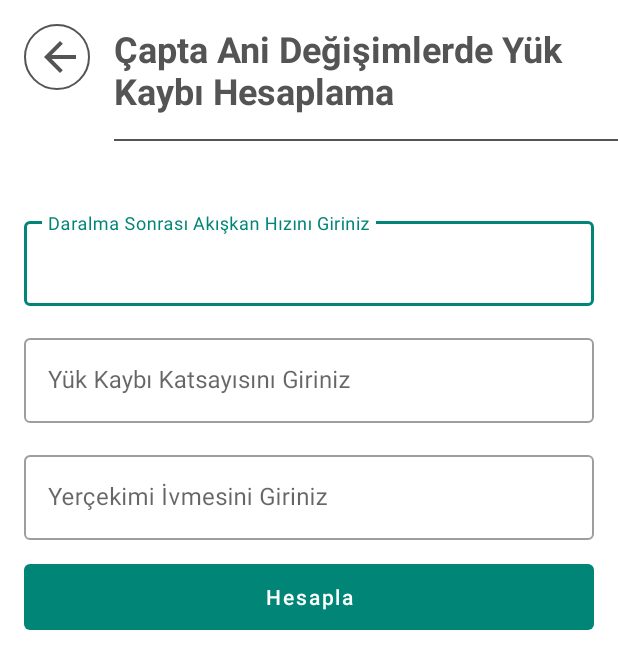
After one commit to nuriefeoglu/MbuProject, an Android app: the SuddenContractionActivity screen opened directly, with no data from a screen before it, on a phone screen of 412 x 824 dp. The commit adds this screen. Shown: the top 669 px of the screen. Run offline under Robolectric (Android 15) with nearby library versions, the phone set to English and light mode, and no system bars; our stand-ins replace ButterKnife.

Commit message:
add SuddenContractionActivity

```diff
--- a/app/src/main/AndroidManifest.xml
+++ b/app/src/main/AndroidManifest.xml
@@ -11,7 +11,8 @@
         android:supportsRtl="true"
         android:theme="@style/AppTheme"
         tools:ignore="AllowBackup,GoogleAppIndexingWarning">
-        <activity android:name=".calculateexpandingconic.CalculateExpandingConicActivity"></activity>
+        <activity android:name=".suddencontraction.SuddenContractionActivity"></activity>
+        <activity android:name=".calculateexpandingconic.CalculateExpandingConicActivity" />
         <activity android:name=".branchingandconnectioncurrent.BranchingAndConnectionCurrentActivity" />
         <activity android:name=".circularroutescalculateofloadloseshard.CircularRoutesCalculateOfLoadLosesHardActivity" />
         <activity android:name=".circularroutescalculateofchargeloadsoft.CircularRoutesCalculateOfChargeLoadSoftActivity" />
--- a/app/src/main/java/com/nuriefeoglu/mbuproject/calculateEconomicDiameterOfThePipe/CalculateEconomicDiameterOfThePipeActivity.java
+++ b/app/src/main/java/com/nuriefeoglu/mbuproject/calculateEconomicDiameterOfThePipe/CalculateEconomicDiameterOfThePipeActivity.java
@@ -1,11 +1,9 @@
 package com.nuriefeoglu.mbuproject.calculateEconomicDiameterOfThePipe;
 
-import android.view.View;
 import android.widget.TextView;
 
 import com.google.android.material.button.MaterialButton;
 import com.google.android.material.textfield.TextInputEditText;
-import com.nuriefeoglu.mbuproject.Formulas;
 import com.nuriefeoglu.mbuproject.R;
 import com.nuriefeoglu.mbuproject.base.BaseActivity;
 
--- a/app/src/main/java/com/nuriefeoglu/mbuproject/home/MainActivity.java
+++ b/app/src/main/java/com/nuriefeoglu/mbuproject/home/MainActivity.java
@@ -11,6 +11,8 @@ import com.nuriefeoglu.mbuproject.calculateexpandingconic.CalculateExpandingConi
 import com.nuriefeoglu.mbuproject.calculateofloadloses.CalculateOfLoadLosesActivity;
 import com.nuriefeoglu.mbuproject.circularroutescalculateofchargeloadsoft.CircularRoutesCalculateOfChargeLoadSoftActivity;
 import com.nuriefeoglu.mbuproject.circularroutescalculateofloadloseshard.CircularRoutesCalculateOfLoadLosesHardActivity;
+import com.nuriefeoglu.mbuproject.suddencontraction.SuddenContractionActivity;
+import com.nuriefeoglu.mbuproject.suddencontraction.SuddenContractionPresenter;
 import com.nuriefeoglu.mbuproject.turbulancecurrent.TurbulanceCurrentActivitiy;
 
 import butterknife.BindView;
@@ -45,6 +47,8 @@ public class MainActivity extends BaseActivity implements MainActivityPresenter.
     MaterialButton btnBranchingAndConnectionCurrent;
     @BindView(R.id.btnCalculateExpandingConic)
     MaterialButton btnCalculateExpandingConic;
+    @BindView(R.id.btnSuddenContraction)
+    MaterialButton btnSuddenContraction;
 
     private MainActivityPresenter presenter;
 
@@ -71,6 +75,8 @@ public class MainActivity extends BaseActivity implements MainActivityPresenter.
 
         btnCalculateExpandingConic.setOnClickListener(v -> presenter.navigate(CalculateExpandingConicActivity.class));
 
+        btnSuddenContraction.setOnClickListener(v -> presenter.navigate(SuddenContractionActivity.class));
+
     }
 
     @Override
--- /dev/null
+++ b/app/src/main/java/com/nuriefeoglu/mbuproject/suddencontraction/SuddenContractionActivity.java
@@ -0,0 +1,70 @@
+package com.nuriefeoglu.mbuproject.suddencontraction;
+
+import android.widget.TextView;
+
+import com.google.android.material.button.MaterialButton;
+import com.google.android.material.textfield.TextInputEditText;
+import com.nuriefeoglu.mbuproject.R;
+import com.nuriefeoglu.mbuproject.base.BaseActivity;
+
+import butterknife.BindView;
+
+public class SuddenContractionActivity extends BaseActivity implements SuddenContractionPresenter.IView {
+
+    @BindView(R.id.edt_daralma_sonrasi_hiz)
+    TextInputEditText edtDaramlaSonrasiHiz;
+    @BindView(R.id.edt_yuk_kaybi_katsayisi)
+    TextInputEditText edtYukKaybiKatsayisi;
+    @BindView(R.id.edt_yercekimi_ivmesi)
+    TextInputEditText edtYercekimiIvmesi;
+
+    @BindView(R.id.btn_hesapla)
+    MaterialButton btnHesapla;
+    @BindView(R.id.txt_sonuc)
+    TextView txtSonuc;
+
+    private SuddenContractionPresenter presenter;
+
+    @Override
+    protected void viewDidLoad() {
+
+        presenter = new SuddenContractionPresenter(this);
+        btnHesapla.setOnClickListener(v -> {
+            //noinspection ConstantConditions
+            presenter.validate(edtDaramlaSonrasiHiz.getText().toString(),
+                    edtYukKaybiKatsayisi.getText().toString(),
+                    edtYercekimiIvmesi.getText().toString());
+        });
+
+    }
+
+    @Override
+    protected int layoutRes() {
+        return R.layout.activity_sudden_contraction;
+    }
+
+    @Override
+    public String setHeaderText() {
+        return getStringResource(R.string.sudden_contraction);
+    }
+
+    @Override
+    public void setError() {
+        showToast(getStringResource(R.string.empty_field));
+    }
+
+    @Override
+    public void setResult(String result) {
+        txtSonuc.setText(String.format("Sonuç: %s", result));
+    }
+
+    @Override
+    public void setButtonEnabled() {
+        btnHesapla.setEnabled(true);
+    }
+
+    @Override
+    public void setButtonDisabled() {
+        btnHesapla.setEnabled(false);
+    }
+}
--- /dev/null
+++ b/app/src/main/java/com/nuriefeoglu/mbuproject/suddencontraction/SuddenContractionPresenter.java
@@ -0,0 +1,55 @@
+package com.nuriefeoglu.mbuproject.suddencontraction;
+
+import com.nuriefeoglu.mbuproject.Formulas;
+
+import java.util.ArrayList;
+import java.util.List;
+
+public class SuddenContractionPresenter {
+
+    private IView view;
+    private List<Double> pipeArr = new ArrayList<>();
+
+    SuddenContractionPresenter(IView view) {
+        this.view = view;
+    }
+
+    private void calculate() {
+        try {
+
+            Double result;
+            result = Formulas.suddenContraction(pipeArr.get(0), pipeArr.get(1), pipeArr.get(2));
+            view.setResult(result.toString());
+            view.setButtonEnabled();
+        } catch (ArrayIndexOutOfBoundsException e) {
+            e.printStackTrace();
+        }
+    }
+    void validate(String... pipes){
+        pipeArr.clear();
+        view.setButtonDisabled();
+        for (String pipe : pipes){
+            if (pipe.isEmpty() || pipe.matches("")){
+                view.setError();
+                pipeArr.clear();
+                view.setButtonEnabled();
+                return;
+            }else {
+                pipeArr.add(Double.parseDouble(pipe));
+            }
+        }
+        calculate();
+    }
+
+    interface IView {
+        void setError();
+
+        void setResult(String result);
+
+        void setButtonEnabled();
+
+        void setButtonDisabled();
+
+    }
+
+}
--- a/app/src/main/res/layout/activity_main.xml
+++ b/app/src/main/res/layout/activity_main.xml
@@ -102,6 +102,19 @@
             android:text="@string/calculate_expanding_conic"
             android:textAllCaps="false" />
 
+        <com.google.android.material.button.MaterialButton
+            android:id="@+id/btnSuddenContraction"
+            android:layout_width="match_parent"
+            android:layout_height="wrap_content"
+            android:layout_marginTop="@dimen/button_margin_top"
+            android:insetLeft="0dp"
+            android:insetTop="0dp"
+            android:insetRight="0dp"
+            android:insetBottom="0dp"
+            android:stateListAnimator="@null"
+            android:text="@string/sudden_contraction"
+            android:textAllCaps="false" />
+
 
         <include
             android:id="@+id/incHeader"
--- /dev/null
+++ b/app/src/main/res/layout/activity_sudden_contraction.xml
@@ -0,0 +1,115 @@
+<?xml version="1.0" encoding="utf-8"?>
+<ScrollView xmlns:android="http://schemas.android.com/apk/res/android"
+    xmlns:app="http://schemas.android.com/apk/res-auto"
+    xmlns:tools="http://schemas.android.com/tools"
+    android:layout_width="match_parent"
+    android:layout_height="match_parent"
+    tools:context=".suddencontraction.SuddenContractionActivity">
+
+    <LinearLayout
+        android:layout_width="match_parent"
+        android:layout_height="wrap_content"
+        android:orientation="vertical">
+
+        <include
+            android:id="@+id/incHeader"
+            layout="@layout/header"/>
+        <LinearLayout
+            android:layout_width="match_parent"
+            android:layout_height="wrap_content"
+            android:orientation="vertical"
+            android:layout_marginStart="16dp"
+            android:layout_marginEnd="16dp"
+            android:layout_marginTop="16dp">
+
+            <com.google.android.material.textfield.TextInputLayout
+                style="@style/Widget.MaterialComponents.TextInputLayout.OutlinedBox"
+                android:layout_width="match_parent"
+                android:layout_height="wrap_content"
+                android:layout_marginTop="@dimen/input_margin_top"
+                android:hint="@string/daralma_sonrasi_hizi"
+                >
+
+                <com.google.android.material.textfield.TextInputEditText
+                    android:layout_width="match_parent"
+                    android:layout_height="wrap_content"
+                    android:maxLines="1"
+                    android:inputType="number|numberDecimal"
+                    android:id="@+id/edt_daralma_sonrasi_hiz"
+
+
+                    />
+
+            </com.google.android.material.textfield.TextInputLayout>
+
+            <com.google.android.material.textfield.TextInputLayout
+                style="@style/Widget.MaterialComponents.TextInputLayout.OutlinedBox"
+                android:layout_width="match_parent"
+                android:layout_height="wrap_content"
+                android:layout_marginTop="@dimen/input_margin_top"
+                android:hint="@string/yuk_kaybi_katsayisi"
+                >
+
+                <com.google.android.material.textfield.TextInputEditText
+                    android:layout_width="match_parent"
+                    android:layout_height="wrap_content"
+                    android:maxLines="1"
+                    android:inputType="number|numberDecimal"
+                    android:id="@+id/edt_yuk_kaybi_katsayisi"
+
+
+                    />
+
+            </com.google.android.material.textfield.TextInputLayout>
+
+            <com.google.android.material.textfield.TextInputLayout
+                style="@style/Widget.MaterialComponents.TextInputLayout.OutlinedBox"
+                android:layout_width="match_parent"
+                android:layout_height="wrap_content"
+                android:layout_marginTop="@dimen/input_margin_top"
+                android:hint="@string/yercekimi_ivmesi"
+                >
+
+                <com.google.android.material.textfield.TextInputEditText
+                    android:layout_width="match_parent"
+                    android:layout_height="wrap_content"
+                    android:maxLines="1"
+                    android:inputType="number|numberDecimal"
+                    android:id="@+id/edt_yercekimi_ivmesi"
+
+
+                    />
+
+            </com.google.android.material.textfield.TextInputLayout>
+
+
+            <com.google.android.material.button.MaterialButton
+                android:layout_width="match_parent"
+                android:layout_height="44dp"
+                android:insetTop="0dp"
+                android:insetLeft="0dp"
+                android:insetRight="0dp"
+                android:insetBottom="0dp"
+                android:layout_marginTop="16dp"
+                android:textAllCaps="false"
+                android:text="@string/calculate"
+                android:id="@+id/btn_hesapla"
+                android:stateListAnimator="@null"
+                />
+
+            <TextView
+                android:layout_width="match_parent"
+                android:layout_height="match_parent"
+                android:textSize="24sp"
+                android:textColor="#323232"
+                android:layout_gravity="center"
+                android:gravity="center"
+                android:textStyle="bold"
+                android:id="@+id/txt_sonuc"
+                />
+
+        </LinearLayout>
+
+    </LinearLayout>
+
+</ScrollView>
--- a/app/src/main/res/values/strings.xml
+++ b/app/src/main/res/values/strings.xml
@@ -27,4 +27,7 @@
     <string name="input_expanding_conic">Genişleme Açısı</string>
     <string name="genisleme_oncesi_boru_ic_cap">Genişleme Öncesi Borunun İç Çapını Giriniz</string>
     <string name="genisleme_sonrasi_boru_ic_capi">Genişleme Öncesi Boru İç Çapını Giriniz</string>
+    <string name="sudden_contraction">Çapta Ani Değişimlerde Yük Kaybı Hesaplama</string>
+    <string name="daralma_sonrasi_hizi">Daralma Sonrası Akışkan Hızını Giriniz</string>
+    <string name="yuk_kaybi_katsayisi">Yük Kaybı Katsayısını Giriniz</string>
 </resources>
```
